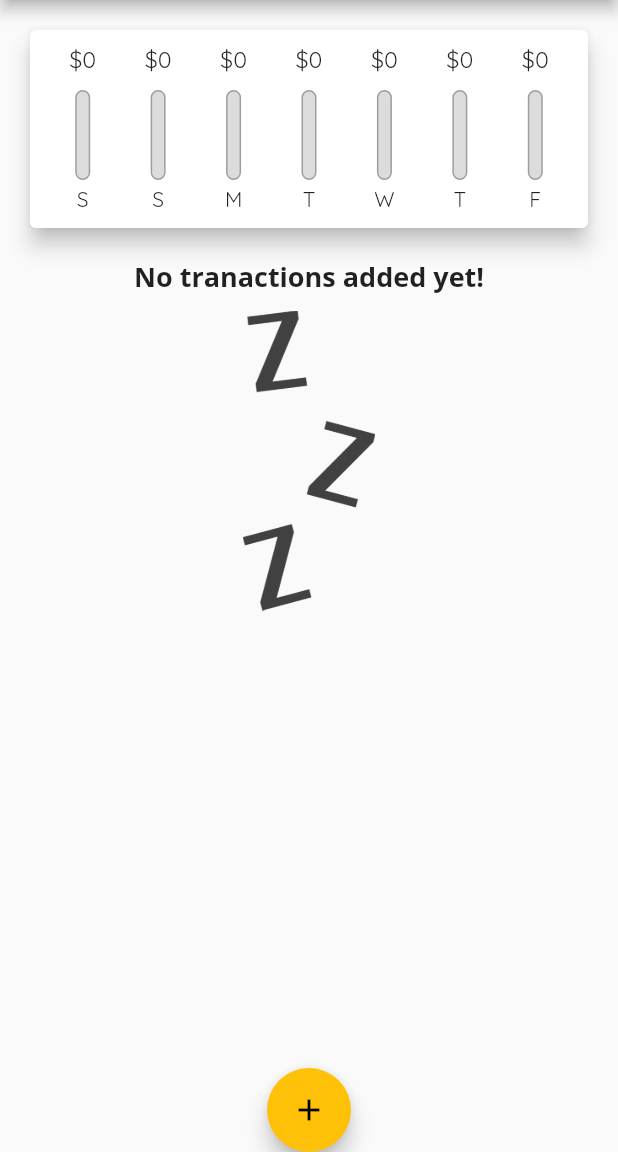
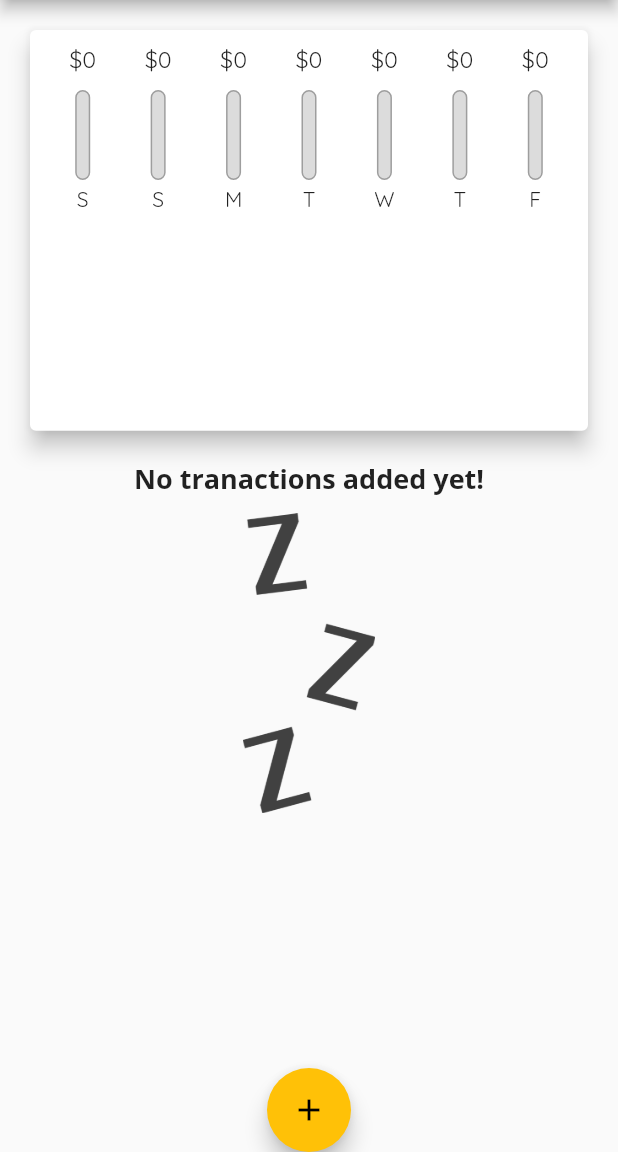
Before and after one commit to rahulkolage/expense_planner_app, a Flutter app: the screen it shows after launch, on a phone screen of 412 x 824 dp, the part 84-1236 px from its top. Run offline on Flutter 3.47's test engine with Material 2 defaults, Android fonts, the phone set to English and light mode, and no system bars.

Commit message:
MediaQuery added to calculate dynamic height

```diff
--- a/lib/app.dart
+++ b/lib/app.dart
@@ -75,8 +75,7 @@ class _MyHomePageState extends State<MyHomePage> {
 
   @override
   Widget build(BuildContext context) {
-    return Scaffold(
-      appBar: AppBar(
+    final appBar = AppBar(
         title: const Text(
           'Personal Expenses',
         ),
@@ -86,14 +85,22 @@ class _MyHomePageState extends State<MyHomePage> {
             icon: Icon(Icons.add),
           )
         ],
-      ),
+      );
+    return Scaffold(
+      appBar: appBar,
       body: SingleChildScrollView(
         child: Column(
           // mainAxisAlignment: MainAxisAlignment.start, // it's default
           crossAxisAlignment: CrossAxisAlignment.stretch,
           children: [
-            Chart(_recentTransactions),
-            TransactionList(_userTransactions, _deleteTransaction),
+            Container(
+              height: (MediaQuery.of(context).size.height - appBar.preferredSize.height
+              - MediaQuery.of(context).padding.top) * 0.4,
+              child: Chart(_recentTransactions)),
+            Container(
+              height: (MediaQuery.of(context).size.height - appBar.preferredSize.height
+              - MediaQuery.of(context).padding.top) * 0.6,
+              child: TransactionList(_userTransactions, _deleteTransaction)),
           ],
         ),
       ),
--- a/lib/widgets/transaction_list.dart
+++ b/lib/widgets/transaction_list.dart
@@ -10,10 +10,7 @@ class TransactionList extends StatelessWidget {
 
   @override
   Widget build(BuildContext context) {
-    return Container(
-      height: 400,
-      // using  ListView.builder() approach
-      child: transactions.isEmpty
+    return transactions.isEmpty
         ? Column(
             children: [
               Text(
@@ -118,7 +115,7 @@ class TransactionList extends StatelessWidget {
               // ));
             },
             itemCount: transactions.length,
-            ),
+          );
 
     // using ListView(Children: []) approach
     // child: ListView(
@@ -166,6 +163,5 @@ class TransactionList extends StatelessWidget {
     //     ));
     //   }).toList(),
     // ),
-    );
   }
 }
```
Lines whose indentation alone changed are shown as unchanged.
